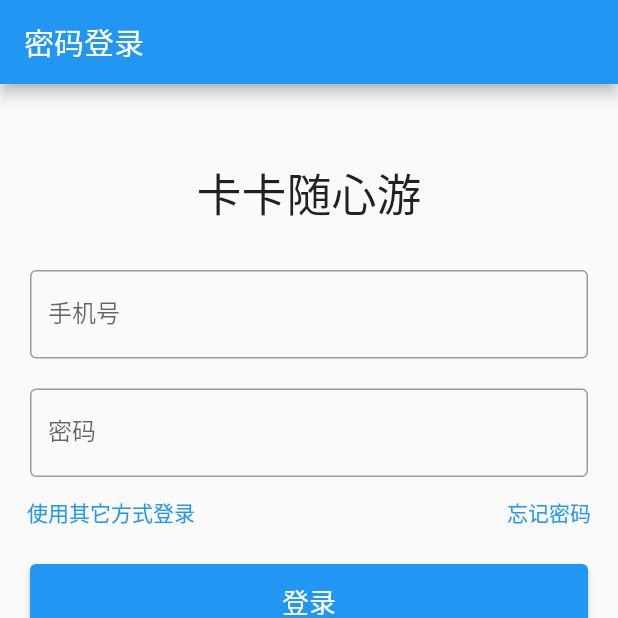
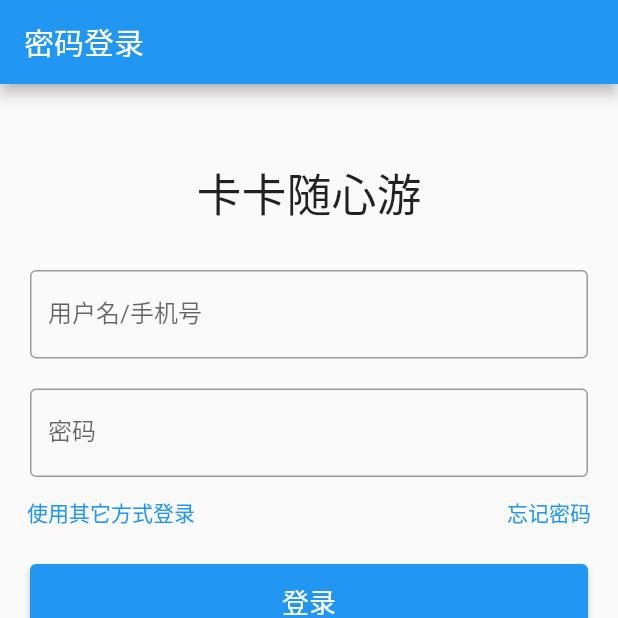
Before and after one commit to Populus-Studio/free-travel-app, a Flutter app: the screen it shows after launch, after a tap on "登录", on a phone screen of 412 x 824 dp, the top half of it. Run offline on Flutter 3.47's test engine with Material 2 defaults, Android fonts, the light colour scheme and no system bars; network calls fail.

Commit message:
实现了前后端的对接，新增readme环境配置

```diff
--- a/front-end/caca_trip_planner/lib/main.dart
+++ b/front-end/caca_trip_planner/lib/main.dart
@@ -2,7 +2,7 @@ import 'package:flutter/material.dart';
 import 'dart:convert';
 import 'package:http/http.dart' as http;
 
-const url = 'https://192.168.0.1/'; // TODO: 改用真实URL
+const url = 'http://127.0.0.1:8000';
 
 void main() {
   runApp(MaterialApp(
@@ -28,7 +28,9 @@ class _State extends State<MyApp> {
             content: content,
             actions: [
               ElevatedButton(
-                onPressed: () {},
+                onPressed: () {
+                  Navigator.of(context).pop();
+                },
                 child: const Text('OK'),
               )
             ],
@@ -37,26 +39,39 @@ class _State extends State<MyApp> {
   }
 
   void _login(BuildContext context) {
-    http
-        .post(Uri.parse(url + '/auth/login/registered'),
-            body: json.encode({
-              'phoneNumber': nameController.text,
-              'password': passwordController.text,
-            }))
-        .then((response) {
+    http.post(
+      Uri.parse(url + '/auth/login/registered'),
+      body: json.encode({
+        'username': nameController.text,
+        'password': passwordController.text,
+      }),
+      headers: {
+        "Accept": "application/json",
+        "content-type": "application/json"
+      },
+    ).then((response) {
       var body = json.decode(response.body);
+      // print(body);
       if (response.statusCode == 200) {
+        // response.body {
+        // }
         _createAlertDialog(
             context,
             '登录成功！',
             Column(
+              mainAxisSize: MainAxisSize.min,
+              crossAxisAlignment: CrossAxisAlignment.start,
               children: [
-                Text('token: ' + body['token']),
+                Text('token: ' + body['token'] + '\n'),
                 Text('username: ' + body['username'])
               ],
             ));
       } else {
-        _createAlertDialog(context, '登录失败！', Text('Response Body: ' + body));
+        _createAlertDialog(
+            // TODO: handle exception
+            context,
+            '登录失败！',
+            Text('Error: ' + body["non_field_errors"][0]));
       }
     });
   }
@@ -89,7 +104,7 @@ class _State extends State<MyApp> {
                     controller: nameController,
                     decoration: const InputDecoration(
                       border: OutlineInputBorder(),
-                      labelText: '手机号',
+                      labelText: '用户名/手机号',
                     ),
                   ),
                 ),
--- /dev/null
+++ b/requirements.txt
@@ -0,0 +1,4 @@
+django
+djangorestframework
+pymysql
+djangorestframework-jwt
```
Also changed, not shown: 1 other file.
